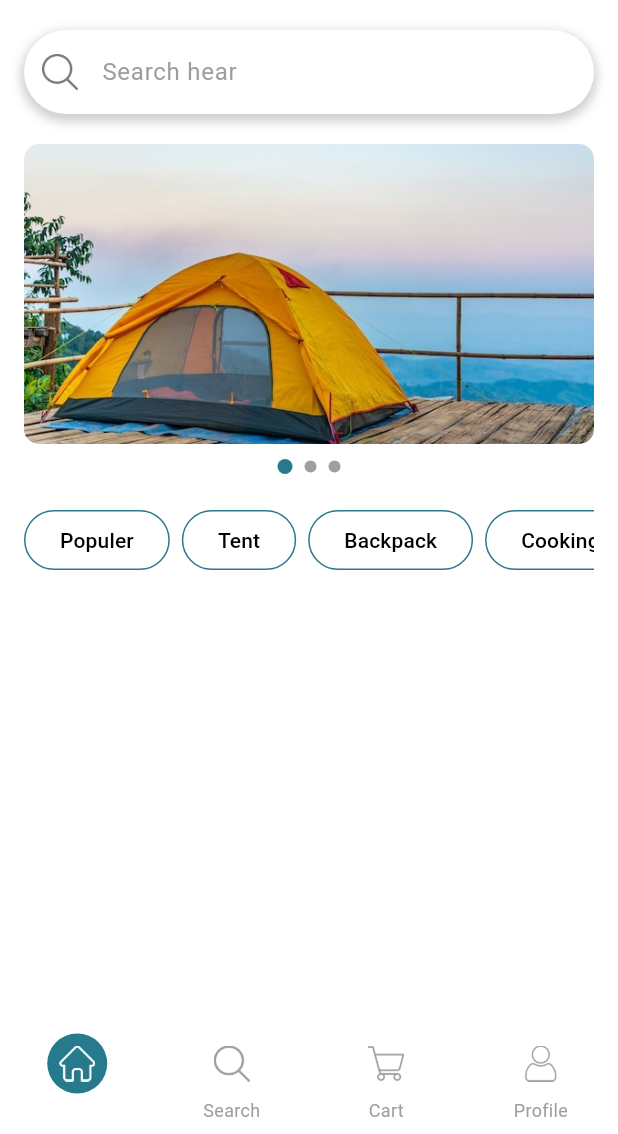
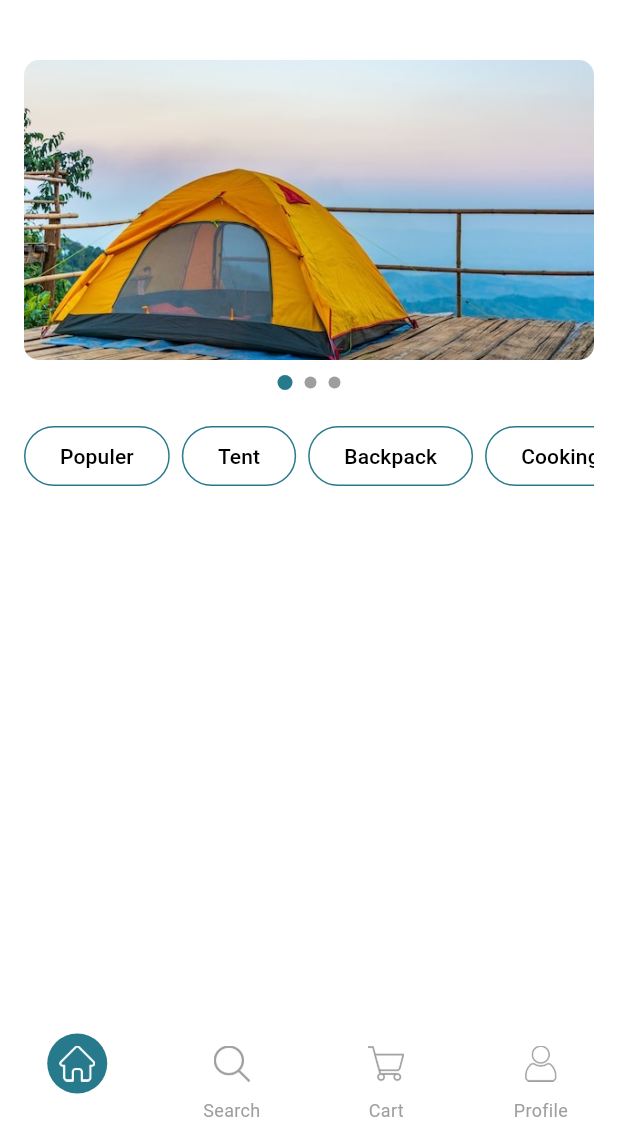
Before and after one commit to Chanukaisuru/CampKit, a Flutter app: the HomePage screen opened directly, on a phone screen of 412 x 824 dp, the part 102-1236 px from its top. Run offline on Flutter 3.47's test engine with Material 3 defaults, Android fonts, the phone set to English and light mode, and no system bars.

Commit message:
delete search bar in homepage

```diff
--- a/lib/home/home_page.dart
+++ b/lib/home/home_page.dart
@@ -131,46 +131,7 @@ class _HomePageState extends State<HomePage> {
               /*-----------------Search bar-------------------*/
 
               SizedBox(height: 20),
-              Container(
-                decoration: BoxDecoration(
-                  color:Colors.white,
-                  borderRadius: BorderRadius.circular(30),
-                  boxShadow: [
-                    BoxShadow(
-                      color: Colors.grey.withOpacity(0.5),
-                      spreadRadius: 2,
-                      blurRadius: 5,
-                      offset: Offset(0,3),
-                    ),
-                  ]
-                ),
 
-                child: TextField(
-                  decoration: InputDecoration(
-                    hintText: "Search hear",
-                    hintStyle: TextStyle(color: Colors.grey),
-
-                    prefixIcon: Padding(
-                      padding: const EdgeInsets.all(12.0),
-                      child: Image.asset('assets/icon/search.png',
-                      width: 20,
-                      height: 20,
-                      color: const Color.fromARGB(255, 121, 120, 120),
-
-                      fit: BoxFit.contain,
-                      ),
-                    ),
-
-                    filled: true,
-                    fillColor: Colors.transparent,
-                    contentPadding: EdgeInsets.symmetric(vertical:16),
-                    border: OutlineInputBorder(
-                      borderRadius: BorderRadius.circular(30),
-                      borderSide: BorderSide.none,
-                    ),
-                  ),
-                ),
-              ),
 
 
 
```
